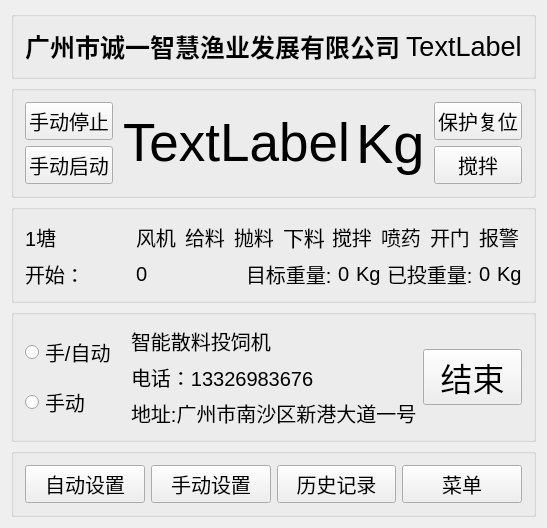
Above: chengyi/widget.ui from wsh01/batch-feeder before the change. Below: the same form after it.
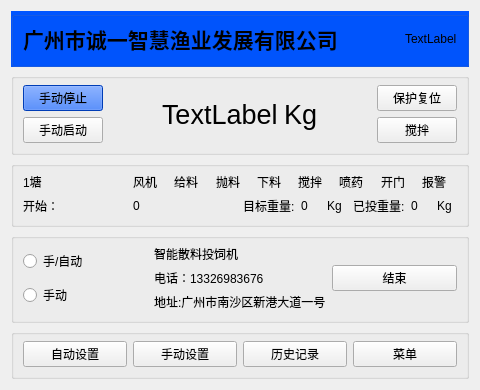
That is the form after the change.

```diff
--- a/chengyi/widget.ui
+++ b/chengyi/widget.ui
@@ -6,16 +6,30 @@
    <rect>
     <x>0</x>
     <y>0</y>
-    <width>473</width>
-    <height>369</height>
+    <width>480</width>
+    <height>272</height>
    </rect>
   </property>
+  <property name="font">
+   <font>
+    <weight>75</weight>
+    <bold>true</bold>
+   </font>
+  </property>
+  <property name="tabletTracking">
+   <bool>false</bool>
+  </property>
   <property name="windowTitle">
    <string>Widget</string>
   </property>
   <layout class="QGridLayout" name="gridLayout_6">
    <item row="0" column="0">
     <widget class="QGroupBox" name="groupBox">
+     <property name="styleSheet">
+      <string notr="true">QGroupBox{ background-color:rgb(0, 85, 255);} 
+QGroupBox{ margin-top:0px;}
+QGroupBox:title {margin-top: 0px;}</string>
+     </property>
      <property name="title">
       <string/>
      </property>
@@ -24,7 +38,7 @@
        <widget class="QLabel" name="label_Name">
         <property name="font">
          <font>
-          <pointsize>19</pointsize>
+          <pointsize>16</pointsize>
           <weight>75</weight>
           <bold>true</bold>
          </font>
@@ -51,7 +65,7 @@
        <widget class="QLabel" name="label_date">
         <property name="font">
          <font>
-          <pointsize>20</pointsize>
+          <pointsize>9</pointsize>
          </font>
         </property>
         <property name="text">
@@ -64,6 +78,9 @@
    </item>
    <item row="1" column="0">
     <widget class="QGroupBox" name="groupBox_2">
+     <property name="styleSheet">
+      <string notr="true">QGroupBox{ margin-top:0px;} QGroupBox:title {margin-top: 0px;}</string>
+     </property>
      <property name="title">
       <string/>
      </property>
@@ -72,11 +89,18 @@
        <layout class="QVBoxLayout" name="verticalLayout_2">
         <item>
          <widget class="QPushButton" name="btn_Stop">
+          <property name="enabled">
+           <bool>true</bool>
+          </property>
           <property name="font">
            <font>
-            <pointsize>15</pointsize>
+            <pointsize>9</pointsize>
            </font>
           </property>
+          <property name="styleSheet">
+           <string notr="true">QPushButton { background-color:rgb(0, 85, 255);} 
+QPushButton:hover { background-color: rgb(0, 100, 255); }</string>
+          </property>
           <property name="text">
            <string>手动停止</string>
           </property>
@@ -86,7 +110,7 @@
          <widget class="QPushButton" name="btn_Start">
           <property name="font">
            <font>
-            <pointsize>15</pointsize>
+            <pointsize>9</pointsize>
            </font>
           </property>
           <property name="text">
@@ -115,7 +139,7 @@
          <widget class="QLabel" name="label">
           <property name="font">
            <font>
-            <pointsize>40</pointsize>
+            <pointsize>20</pointsize>
            </font>
           </property>
           <property name="text">
@@ -127,7 +151,7 @@
          <widget class="QLabel" name="label_Kg">
           <property name="font">
            <font>
-            <pointsize>42</pointsize>
+            <pointsize>20</pointsize>
            </font>
           </property>
           <property name="text">
@@ -156,7 +180,7 @@
          <widget class="QPushButton" name="btn_Reset">
           <property name="font">
            <font>
-            <pointsize>15</pointsize>
+            <pointsize>9</pointsize>
            </font>
           </property>
           <property name="text">
@@ -168,7 +192,7 @@
          <widget class="QPushButton" name="pushButton_4">
           <property name="font">
            <font>
-            <pointsize>15</pointsize>
+            <pointsize>9</pointsize>
            </font>
           </property>
           <property name="text">
@@ -183,6 +207,9 @@
    </item>
    <item row="2" column="0">
     <widget class="QGroupBox" name="groupBox_3">
+     <property name="styleSheet">
+      <string notr="true">QGroupBox{ margin-top:0px;} QGroupBox:title {margin-top: 0px;}</string>
+     </property>
      <property name="title">
       <string/>
      </property>
@@ -191,7 +218,7 @@
        <widget class="QLabel" name="label_5">
         <property name="font">
          <font>
-          <pointsize>15</pointsize>
+          <pointsize>9</pointsize>
          </font>
         </property>
         <property name="text">
@@ -205,7 +232,7 @@
          <widget class="QLabel" name="label_7">
           <property name="font">
            <font>
-            <pointsize>15</pointsize>
+            <pointsize>9</pointsize>
            </font>
           </property>
           <property name="text">
@@ -217,7 +244,7 @@
          <widget class="QLabel" name="label_8">
           <property name="font">
            <font>
-            <pointsize>15</pointsize>
+            <pointsize>9</pointsize>
            </font>
           </property>
           <property name="text">
@@ -229,7 +256,7 @@
          <widget class="QLabel" name="label_9">
           <property name="font">
            <font>
-            <pointsize>15</pointsize>
+            <pointsize>9</pointsize>
            </font>
           </property>
           <property name="text">
@@ -241,7 +268,7 @@
          <widget class="QLabel" name="label_10">
           <property name="font">
            <font>
-            <pointsize>16</pointsize>
+            <pointsize>9</pointsize>
            </font>
           </property>
           <property name="text">
@@ -253,7 +280,7 @@
          <widget class="QLabel" name="label_11">
           <property name="font">
            <font>
-            <pointsize>15</pointsize>
+            <pointsize>9</pointsize>
            </font>
           </property>
           <property name="text">
@@ -265,7 +292,7 @@
          <widget class="QLabel" name="label_12">
           <property name="font">
            <font>
-            <pointsize>15</pointsize>
+            <pointsize>9</pointsize>
            </font>
           </property>
           <property name="text">
@@ -277,7 +304,7 @@
          <widget class="QLabel" name="label_13">
           <property name="font">
            <font>
-            <pointsize>15</pointsize>
+            <pointsize>9</pointsize>
            </font>
           </property>
           <property name="text">
@@ -289,7 +316,7 @@
          <widget class="QLabel" name="label_14">
           <property name="font">
            <font>
-            <pointsize>15</pointsize>
+            <pointsize>9</pointsize>
            </font>
           </property>
           <property name="text">
@@ -305,7 +332,7 @@
          <widget class="QLabel" name="label_6">
           <property name="font">
            <font>
-            <pointsize>15</pointsize>
+            <pointsize>9</pointsize>
            </font>
           </property>
           <property name="text">
@@ -317,7 +344,7 @@
          <widget class="QLabel" name="label_time_2">
           <property name="font">
            <font>
-            <pointsize>15</pointsize>
+            <pointsize>9</pointsize>
            </font>
           </property>
           <property name="text">
@@ -333,7 +360,7 @@
          <widget class="QLabel" name="label_16">
           <property name="font">
            <font>
-            <pointsize>15</pointsize>
+            <pointsize>9</pointsize>
            </font>
           </property>
           <property name="text">
@@ -345,7 +372,7 @@
          <widget class="QLabel" name="label_17">
           <property name="font">
            <font>
-            <pointsize>15</pointsize>
+            <pointsize>9</pointsize>
            </font>
           </property>
           <property name="text">
@@ -357,7 +384,7 @@
          <widget class="QLabel" name="label_18">
           <property name="font">
            <font>
-            <pointsize>15</pointsize>
+            <pointsize>9</pointsize>
            </font>
           </property>
           <property name="text">
@@ -373,7 +400,7 @@
          <widget class="QLabel" name="label_19">
           <property name="font">
            <font>
-            <pointsize>15</pointsize>
+            <pointsize>9</pointsize>
            </font>
           </property>
           <property name="text">
@@ -385,7 +412,7 @@
          <widget class="QLabel" name="label_20">
           <property name="font">
            <font>
-            <pointsize>15</pointsize>
+            <pointsize>9</pointsize>
            </font>
           </property>
           <property name="text">
@@ -397,7 +424,7 @@
          <widget class="QLabel" name="label_21">
           <property name="font">
            <font>
-            <pointsize>15</pointsize>
+            <pointsize>9</pointsize>
            </font>
           </property>
           <property name="text">
@@ -412,6 +439,9 @@
    </item>
    <item row="3" column="0">
     <widget class="QGroupBox" name="groupBox_4">
+     <property name="styleSheet">
+      <string notr="true">QGroupBox{ margin-top:0px;} QGroupBox:title {margin-top: 0px;}</string>
+     </property>
      <property name="title">
       <string/>
      </property>
@@ -422,7 +452,7 @@
          <widget class="QRadioButton" name="rbtn_Auto">
           <property name="font">
            <font>
-            <pointsize>15</pointsize>
+            <pointsize>9</pointsize>
            </font>
           </property>
           <property name="text">
@@ -434,7 +464,7 @@
          <widget class="QRadioButton" name="radioButton_2">
           <property name="font">
            <font>
-            <pointsize>15</pointsize>
+            <pointsize>9</pointsize>
            </font>
           </property>
           <property name="text">
@@ -450,7 +480,7 @@
          <widget class="QLabel" name="label_2">
           <property name="font">
            <font>
-            <pointsize>15</pointsize>
+            <pointsize>9</pointsize>
            </font>
           </property>
           <property name="text">
@@ -462,7 +492,7 @@
          <widget class="QLabel" name="label_3">
           <property name="font">
            <font>
-            <pointsize>15</pointsize>
+            <pointsize>9</pointsize>
            </font>
           </property>
           <property name="text">
@@ -474,7 +504,7 @@
          <widget class="QLabel" name="label_4">
           <property name="font">
            <font>
-            <pointsize>15</pointsize>
+            <pointsize>9</pointsize>
            </font>
           </property>
           <property name="text">
@@ -488,7 +518,7 @@
        <widget class="QPushButton" name="pushButton">
         <property name="font">
          <font>
-          <pointsize>24</pointsize>
+          <pointsize>9</pointsize>
          </font>
         </property>
         <property name="text">
@@ -501,6 +531,9 @@
    </item>
    <item row="4" column="0">
     <widget class="QGroupBox" name="groupBox_5">
+     <property name="styleSheet">
+      <string notr="true">QGroupBox{ margin-top:0px;} QGroupBox:title {margin-top: 0px;}</string>
+     </property>
      <property name="title">
       <string/>
      </property>
@@ -509,7 +542,7 @@
        <widget class="QPushButton" name="btn_Auto">
         <property name="font">
          <font>
-          <pointsize>15</pointsize>
+          <pointsize>9</pointsize>
          </font>
         </property>
         <property name="text">
@@ -521,7 +554,7 @@
        <widget class="QPushButton" name="btn_Manual">
         <property name="font">
          <font>
-          <pointsize>15</pointsize>
+          <pointsize>9</pointsize>
          </font>
         </property>
         <property name="text">
@@ -533,7 +566,7 @@
        <widget class="QPushButton" name="btn_History">
         <property name="font">
          <font>
-          <pointsize>15</pointsize>
+          <pointsize>9</pointsize>
          </font>
         </property>
         <property name="text">
@@ -545,7 +578,7 @@
        <widget class="QPushButton" name="btn_Meun">
         <property name="font">
          <font>
-          <pointsize>15</pointsize>
+          <pointsize>9</pointsize>
          </font>
         </property>
         <property name="text">
```
